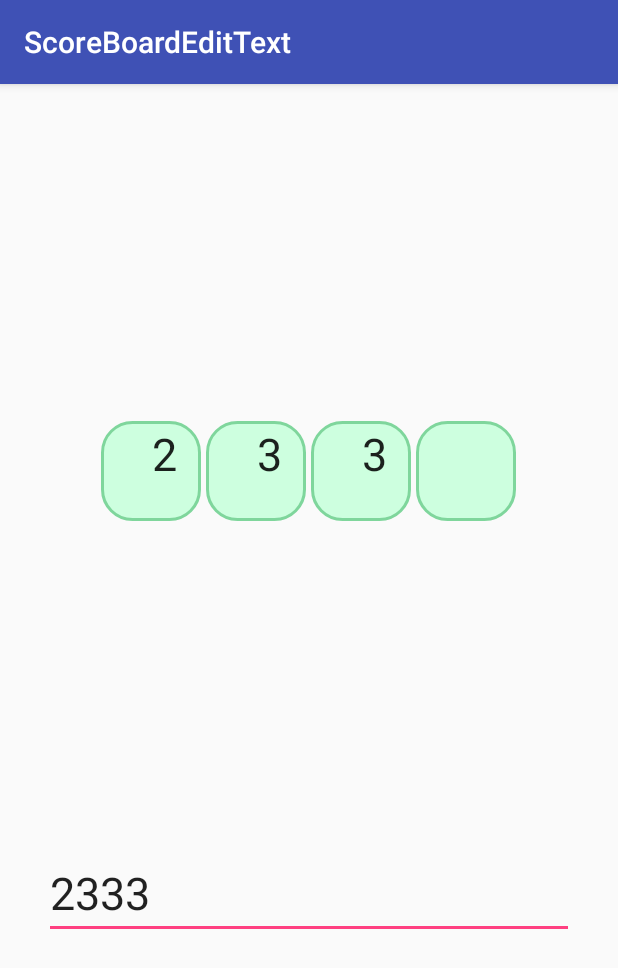
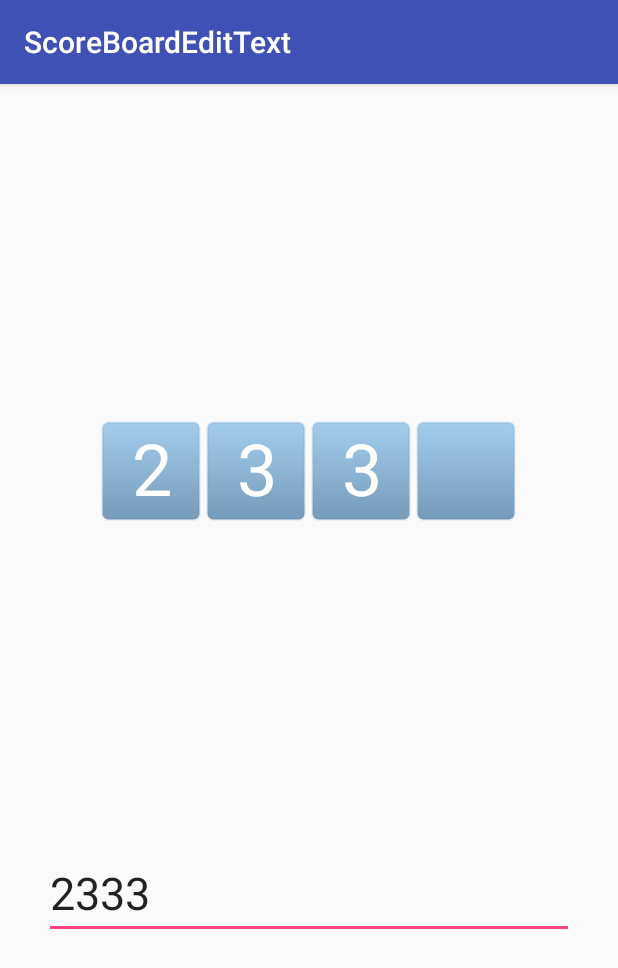
Before and after one commit to dyguests/ScoreBoardEditText, an Android app: the screen it shows after launch (MainActivity), on a phone screen of 412 x 824 dp. Shown: the top 968 px of the screen. Run offline under Robolectric (Android 15) with nearby library versions, the phone set to English and light mode, and no system bars.

Commit message:
文本居中

```diff
--- a/app/src/main/res/drawable/sbet_char_background.xml
+++ b/app/src/main/res/drawable/sbet_char_background.xml
@@ -1,8 +1,15 @@
 <?xml version="1.0" encoding="utf-8"?>
-<shape xmlns:android="http://schemas.android.com/apk/res/android">
-    <solid android:color="#cdffdf"/>
-    <stroke
-        android:width="2dp"
-        android:color="#7fd69c"/>
-    <corners android:radius="20dp"/>
-</shape>
+<layer-list xmlns:android="http://schemas.android.com/apk/res/android">
+    <item>
+        <shape>
+            <gradient
+                android:angle="270"
+                android:endColor="#779bba"
+                android:startColor="#a1cdec"/>
+            <stroke
+                android:width="2dp"
+                android:color="#1a6784a5"/>
+            <corners android:radius="4dp"/>
+        </shape>
+    </item>
+</layer-list>
--- a/app/src/main/res/layout/activity_main.xml
+++ b/app/src/main/res/layout/activity_main.xml
@@ -16,7 +16,8 @@
         android:layout_marginTop="8dp"
         android:maxLength="4"
         android:text="233"
-        android:textSize="30sp"
+        android:textColor="@android:color/white"
+        android:textSize="48sp"
         app:charBackground="@drawable/sbet_char_background"
         app:layout_constraintBottom_toTopOf="@+id/editText"
         app:layout_constraintEnd_toEndOf="parent"
--- a/library/src/main/java/com/fanhl/scoreboardedittext/ScoreBoardEditText.kt
+++ b/library/src/main/java/com/fanhl/scoreboardedittext/ScoreBoardEditText.kt
@@ -2,6 +2,7 @@ package com.fanhl.scoreboardedittext
 
 import android.content.Context
 import android.graphics.Canvas
+import android.graphics.Paint
 import android.graphics.drawable.Drawable
 import android.support.v7.widget.AppCompatEditText
 import android.text.InputFilter
@@ -19,6 +20,7 @@ class ScoreBoardEditText @JvmOverloads constructor(context: Context?, attrs: Att
     private val textPaint by lazy {
         TextPaint().apply {
             isAntiAlias = true
+            textAlign = Paint.Align.CENTER
         }
     }
 
@@ -69,7 +71,7 @@ class ScoreBoardEditText @JvmOverloads constructor(context: Context?, attrs: Att
                 draw(canvas)
             }
             text.getOrNull(index)?.let { char ->
-                canvas.drawText(char.toString(), itemX, itemY, textPaint)
+                canvas.drawText(char.toString(), itemX, itemY - ((textPaint.descent() + textPaint.ascent()) / 2), textPaint)
             }
         }
 
```
